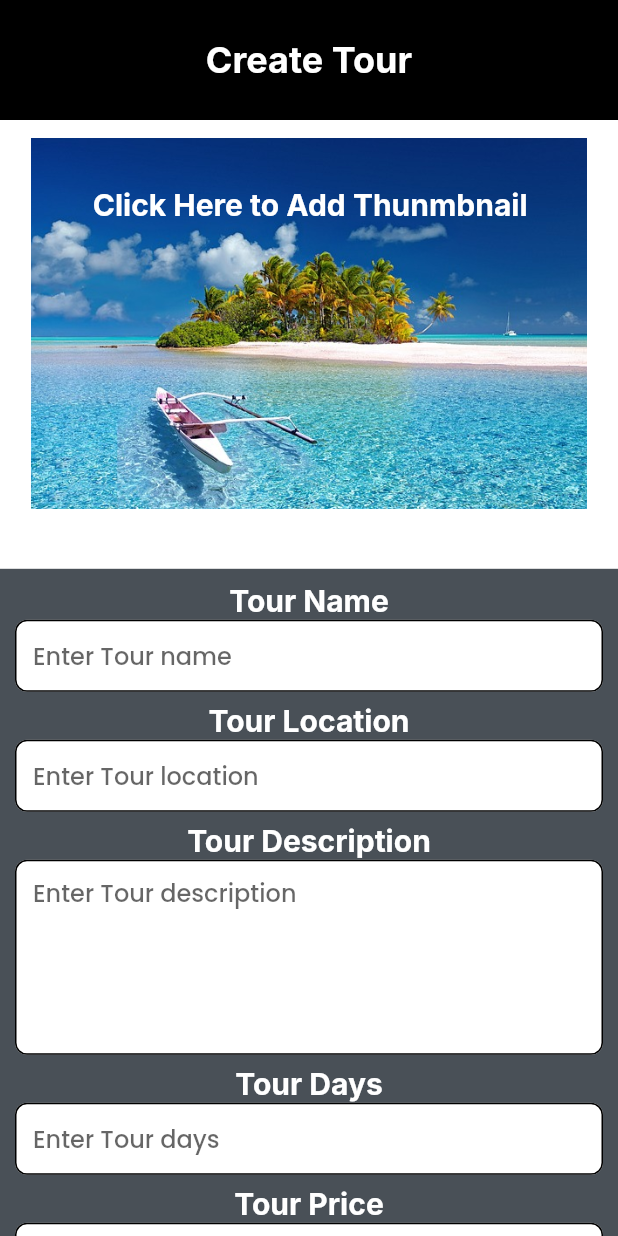
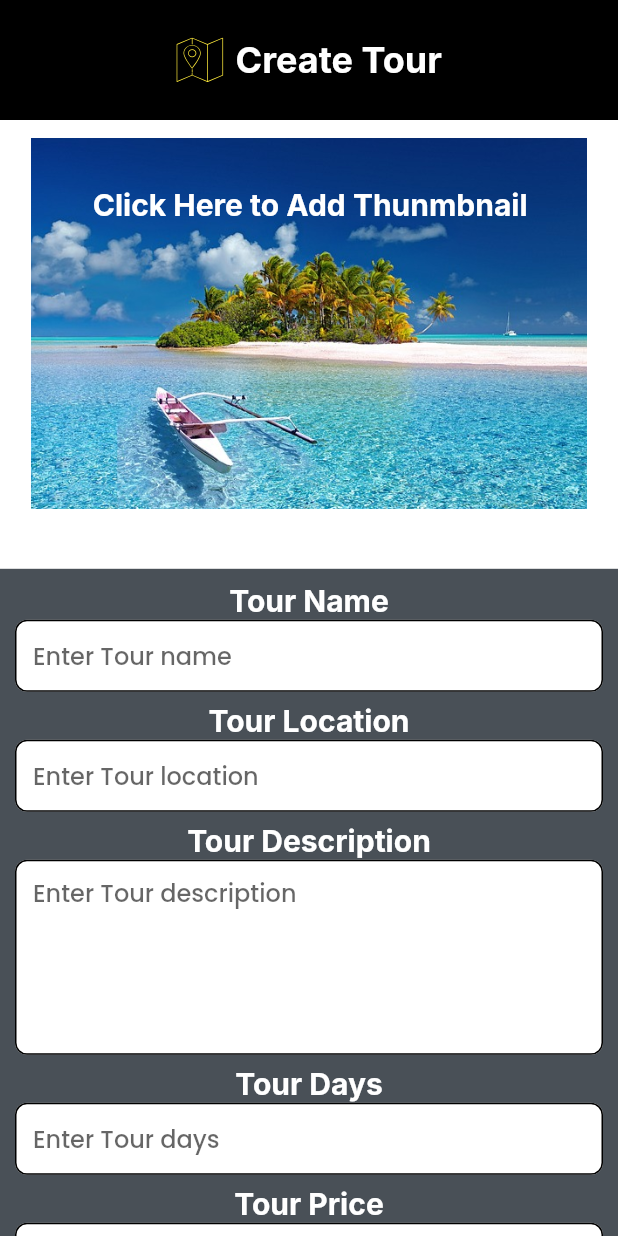
Before and after one commit to theshubh007/roamify, a Flutter app: the Create_tour_page screen opened by its route, on a phone screen of 412 x 824 dp. Run offline on Flutter 3.47's test engine with Material 2 defaults, Android fonts, the light colour scheme and no system bars; drawn by our look-alikes of nb_utils; our stand-ins replace dio, easy_stepper, flutter_image_compress, flutter_svg, get, lottie and 2 more; missing offline and left inert: dart:ffi, multiple_images_picker; accounts and stored records are empty; Roboto replaces fonts that are missing (Inter); statements that could not run were skipped.

Commit message:
svg icons create tour page

```diff
--- a/lib/User_Files/Create_Tour_Files/Create_tour_page.dart
+++ b/lib/User_Files/Create_Tour_Files/Create_tour_page.dart
@@ -1,4 +1,5 @@
 import 'package:flutter/material.dart';
+import 'package:flutter_svg/svg.dart';
 import 'package:get/get.dart';
 import 'package:nb_utils/nb_utils.dart';
 import 'package:roamify/User_Files/Create_Tour_Files/Add_places_page.dart';
@@ -17,6 +18,7 @@ class Create_tour_page extends StatefulWidget {
 
 class _Create_tour_pageState extends State<Create_tour_page> {
   Create_tour_controller tcontroller = Get.put(Create_tour_controller());
+  final String assetName = 'assets/icons/map.svg';
   @override
   Widget build(BuildContext context) {
     double wt = MediaQuery.of(context).size.width;
@@ -32,20 +34,33 @@ class _Create_tour_pageState extends State<Create_tour_page> {
                         key: controller.tourformKey,
                         child: Column(
                             mainAxisAlignment: MainAxisAlignment.start,
-                            crossAxisAlignment: CrossAxisAlignment.start,
+                            crossAxisAlignment: CrossAxisAlignment.center,
                             children: [
                               Container(
                                 height: 80,
                                 decoration:
                                     const BoxDecoration(color: Colors.black),
                                 child: Center(
-                                  child: Text("Create Tour",
+                                  child: Row(
+                                    mainAxisAlignment: MainAxisAlignment.center,
+                                    // mainAxisAlignment:
+                                    // MainAxisAlignment.spaceEvenly,
+                                    children: [
+                                      SvgPicture.asset(assetName,
+                                          height: 30,
+                                          colorFilter: const ColorFilter.mode(
+                                              Colors.yellow, BlendMode.srcIn),
+                                          semanticsLabel: 'A red up arrow'),
+                                      8.width,
+                                      Text("Create Tour",
                                           style: TextStyle(
                                             fontFamily: 'Inter',
                                             fontSize: 24,
                                             color: ColorConstant.whiteA700,
                                             fontWeight: FontWeight.bold,
                                           )),
+                                    ],
+                                  ),
                                 ),
                               ),
                               12.height,
--- a/pubspec.yaml
+++ b/pubspec.yaml
@@ -48,6 +48,7 @@ dependencies:
   intl: ^0.18.1
   url_launcher: ^6.1.11
   flutter_image_compress: ^2.0.3
+  flutter_svg: ^2.0.7
 
 dev_dependencies:
   flutter_test:
@@ -74,6 +75,7 @@ flutter:
   assets:
     - assets/lotties/
     - assets/images/
+    - assets/icons/
   #   - images/a_dot_ham.jpeg
 
   # An image asset can refer to one or more resolution-specific "variants", see
```
Also changed, not shown: assets/icons/map.svg (added), pubspec.lock. Lines whose indentation alone changed are shown as unchanged.
